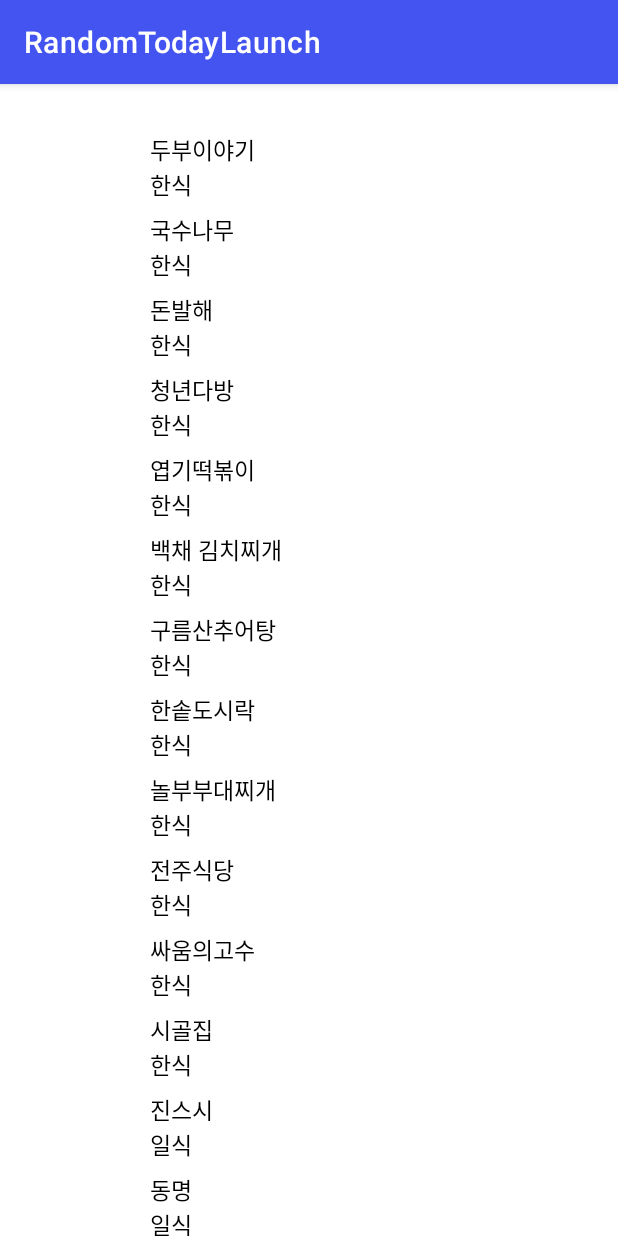
After one commit to hoyahozz/RandomTodayLaunch, an Android app: the ListActivity screen opened directly, with no data from a screen before it, on a phone screen of 412 x 824 dp. The commit adds this screen. Run offline under Robolectric (Android 15) with nearby library versions, the phone set to English and light mode, and no system bars; our stand-ins replace Room's generated code.

Commit message:
feat : Food List
* Food List : 음식 목록 리스트 추가

```diff
--- a/app/src/main/AndroidManifest.xml
+++ b/app/src/main/AndroidManifest.xml
@@ -9,6 +9,9 @@
         android:roundIcon="@mipmap/ic_launcher_round"
         android:supportsRtl="true"
         android:theme="@style/Theme.RandomTodayLaunch">
+        <activity
+            android:name=".ListActivity"
+            android:exported="false" />
         <activity
             android:name=".ResultActivity"
             android:exported="false" />
--- /dev/null
+++ b/app/src/main/java/com/example/randomtodaylaunch/ListActivity.kt
@@ -0,0 +1,37 @@
+package com.example.randomtodaylaunch
+
+import androidx.appcompat.app.AppCompatActivity
+import android.os.Bundle
+import androidx.activity.viewModels
+import androidx.recyclerview.widget.LinearLayoutManager
+import com.example.randomtodaylaunch.adapter.ListAdapter
+import com.example.randomtodaylaunch.adapter.RecyclerViewDecoration
+import com.example.randomtodaylaunch.databinding.ActivityListBinding
+import com.example.randomtodaylaunch.model.FoodEntity
+import com.example.randomtodaylaunch.viewModel.ListViewModel
+import kotlinx.coroutines.GlobalScope
+import kotlinx.coroutines.launch
+
+class ListActivity : AppCompatActivity() {
+
+    private lateinit var binding : ActivityListBinding
+    private val viewModel : ListViewModel by viewModels()
+    private lateinit var adapter : ListAdapter
+
+    override fun onCreate(savedInstanceState: Bundle?) {
+        super.onCreate(savedInstanceState)
+
+        binding = ActivityListBinding.inflate(layoutInflater)
+        setContentView(binding.root)
+
+        viewModel.allFood.observe(this) {
+            adapter = ListAdapter(it)
+            binding.listRcv.adapter = adapter
+            binding.listRcv.layoutManager = LinearLayoutManager(this)
+            binding.listRcv.addItemDecoration(RecyclerViewDecoration(5))
+        }
+
+
+
+    }
+}
--- a/app/src/main/java/com/example/randomtodaylaunch/MainActivity.kt
+++ b/app/src/main/java/com/example/randomtodaylaunch/MainActivity.kt
@@ -13,11 +13,13 @@
 import android.view.MenuItem
 import android.view.View
 import android.widget.RadioButton
+import androidx.activity.viewModels
 import androidx.sqlite.db.SimpleSQLiteQuery
 import com.example.randomtodaylaunch.data.DatabaseCopier
 import com.example.randomtodaylaunch.data.FoodDataBase
 import com.example.randomtodaylaunch.databinding.ActivityMainBinding
 import com.example.randomtodaylaunch.model.FoodEntity
+import com.example.randomtodaylaunch.viewModel.ListViewModel
 import kotlinx.coroutines.*
 import java.util.*
 import kotlin.system.exitProcess
@@ -30,6 +32,7 @@
     private lateinit var getFoodList: List<FoodEntity>
     private lateinit var job: Job
     private val TAG = "MainActivity"
+    private val viewModel : ListViewModel by viewModels()
 
     override fun onCreate(savedInstanceState: Bundle?) {
         super.onCreate(savedInstanceState)
@@ -53,45 +56,42 @@
             when(checkedId) {
                 R.id.chip_korea -> {
                     foodType = "한식"
+                    viewModel.getTypeFood(foodType)
                 }
+
                 R.id.chip_china -> {
                     foodType = "중식"
+                    viewModel.getTypeFood(foodType)
                 }
 
                 R.id.chip_japan -> {
                     foodType = "일식"
+                    viewModel.getTypeFood(foodType)
                 }
 
                 R.id.chip_europe -> {
                     foodType = "양식"
+                    viewModel.getTypeFood(foodType)
                 }
 
                 R.id.chip_drink -> {
                     foodType = "술집"
+                    viewModel.getTypeFood(foodType)
                 }
 
                 R.id.chip_snack -> {
                     foodType = "분식"
+                    viewModel.getTypeFood(foodType)
                 }
+
+
             }
 
         }
 
+        binding.pickBtn.setOnClickListener {
 
-
-//        GlobalScope.launch {
-//            insertDefaultFoodList()
-//        }
-
-        binding.pick.setOnClickListener {
-            GlobalScope.launch {
-                Log.d(TAG, "onCreate: $foodType")
-//                val query = SimpleSQLiteQuery("SELECT * FROM food where type = $foodType")
-                getFoodList = db.listDAO().getAllFood(foodType)
-
-                for (element in getFoodList) {
-                    Log.d("MainActivity", "onCreate: ${element.name}")
-                }
+            getFoodList = viewModel.typeFood.value!!
 
             val random = Random()
             val randomInt = random.nextInt(getFoodList.size - 1)
@@ -102,6 +102,10 @@
             intent.putExtra("result", result)
             startActivity(intent)
         }
+
+        binding.listBtn.setOnClickListener {
+            val intent = Intent(applicationContext, ListActivity::class.java)
+            startActivity(intent)
         }
     }
 
--- /dev/null
+++ b/app/src/main/java/com/example/randomtodaylaunch/adapter/ListAdapter.kt
@@ -0,0 +1,31 @@
+package com.example.randomtodaylaunch.adapter
+
+import android.view.LayoutInflater
+import android.view.View
+import android.view.ViewGroup
+import androidx.recyclerview.widget.RecyclerView
+import com.example.randomtodaylaunch.databinding.ItemListBinding
+import com.example.randomtodaylaunch.model.FoodEntity
+
+class ListAdapter(private val food : List<FoodEntity>) : RecyclerView.Adapter<ListAdapter.ListViewHolder>(){
+
+
+    override fun onCreateViewHolder(parent: ViewGroup, viewType: Int): ListViewHolder {
+        val binding = ItemListBinding.inflate(LayoutInflater.from(parent.context), parent, false)
+        return ListViewHolder(binding)
+    }
+
+    override fun onBindViewHolder(holder: ListViewHolder, position: Int) {
+        val item = food[position]
+        holder.name.text = item.name
+        holder.type.text = item.type
+    }
+
+    override fun getItemCount(): Int = food.size
+
+    inner class ListViewHolder(binding : ItemListBinding) : RecyclerView.ViewHolder(binding.root) {
+        val image = binding.itemImage
+        val name = binding.itemName
+        val type = binding.itemType
+    }
+}
--- /dev/null
+++ b/app/src/main/java/com/example/randomtodaylaunch/adapter/RecyclerViewDecoration.kt
@@ -0,0 +1,18 @@
+package com.example.randomtodaylaunch.adapter
+
+import android.graphics.Rect
+import android.view.View
+import androidx.recyclerview.widget.RecyclerView
+
+
+// 리사이클러뷰 간격 조정
+class RecyclerViewDecoration(private val height: Int) : RecyclerView.ItemDecoration() {
+    override fun getItemOffsets(
+        outRect: Rect,
+        view: View,
+        parent: RecyclerView,
+        state: RecyclerView.State
+    ) {
+        outRect.bottom = height
+    }
+}
--- a/app/src/main/java/com/example/randomtodaylaunch/data/DatabaseCopier.kt
+++ b/app/src/main/java/com/example/randomtodaylaunch/data/DatabaseCopier.kt
@@ -13,7 +13,7 @@
 
     private const val TAG = "DatabaseCopier"
     private const val DB_NAME = "defaultFoodList.db"
-    private var INSTANCE : FoodDataBase? = null
+    var INSTANCE : FoodDataBase? = null
 
     fun getInstance(context: Context): FoodDataBase? {
         if (INSTANCE == null) {
--- a/app/src/main/java/com/example/randomtodaylaunch/data/FoodDataBase.kt
+++ b/app/src/main/java/com/example/randomtodaylaunch/data/FoodDataBase.kt
@@ -10,12 +10,6 @@
 import com.example.randomtodaylaunch.model.FoodEntity
 import kotlinx.coroutines.runBlocking
 import java.util.concurrent.Executors
-
-/**
- * @Author : Jeong Ho Kim
- * @Created : 2021-10-24
- * @Description : Database(Schema) 를 정의하는 클래스
- */
 
 @Database(entities = arrayOf(FoodEntity::class), version = 2)
 abstract class FoodDataBase : RoomDatabase() {
--- a/app/src/main/java/com/example/randomtodaylaunch/data/ListDAO.kt
+++ b/app/src/main/java/com/example/randomtodaylaunch/data/ListDAO.kt
@@ -1,24 +1,22 @@
 package com.example.randomtodaylaunch.data
 
+import androidx.lifecycle.LiveData
 import androidx.room.*
 import androidx.sqlite.db.SupportSQLiteQuery
 import com.example.randomtodaylaunch.model.FoodEntity
-
-/**
- * @Author : Jeong Ho Kim
- * @Created : 2021-10-24
- * @Description : Data Access Object 를 정의하는 인터페이스
- */
-
+import kotlinx.coroutines.flow.Flow
 
 @Dao
 interface ListDAO {
 
+    @Query("SELECT * FROM food")
+    fun getAllFood() : LiveData<List<FoodEntity>>
+
+    @Query("SELECT * FROM food where type = :type")
+    suspend fun getTypeFood(type : String) : List<FoodEntity>
+
     @Insert(onConflict = OnConflictStrategy.REPLACE)
     suspend fun insertFood(foodEntity: FoodEntity)
-
-    @Query("SELECT * FROM food where type = :type")
-    fun getAllFood(type : String) : List<FoodEntity>
 
 //    @RawQuery
 //    suspend fun getAllFood(query : SupportSQLiteQuery) : List<FoodEntity>
--- /dev/null
+++ b/app/src/main/java/com/example/randomtodaylaunch/viewModel/ListViewModel.kt
@@ -0,0 +1,30 @@
+package com.example.randomtodaylaunch.viewModel
+
+import androidx.lifecycle.LiveData
+import androidx.lifecycle.MutableLiveData
+import androidx.lifecycle.ViewModel
+import androidx.lifecycle.viewModelScope
+import com.example.randomtodaylaunch.data.DatabaseCopier
+import com.example.randomtodaylaunch.data.FoodDataBase
+import com.example.randomtodaylaunch.data.ListDAO
+import com.example.randomtodaylaunch.model.FoodEntity
+import kotlinx.coroutines.launch
+
+class ListViewModel : ViewModel() {
+
+    private val listDAO : ListDAO = DatabaseCopier.INSTANCE!!.listDAO()
+
+    val allFood : LiveData<List<FoodEntity>> by lazy {
+        listDAO.getAllFood()
+    }
+
+    private val _typeFood = MutableLiveData<List<FoodEntity>>()
+    val typeFood : LiveData<List<FoodEntity>> get() = _typeFood
+
+    fun getTypeFood(type : String) {
+        viewModelScope.launch {
+            val tmp : List<FoodEntity> = listDAO.getTypeFood(type)
+            _typeFood.postValue(tmp)
+        }
+    }
+}
--- /dev/null
+++ b/app/src/main/res/layout/activity_list.xml
@@ -0,0 +1,21 @@
+<?xml version="1.0" encoding="utf-8"?>
+<androidx.constraintlayout.widget.ConstraintLayout xmlns:android="http://schemas.android.com/apk/res/android"
+    xmlns:app="http://schemas.android.com/apk/res-auto"
+    xmlns:tools="http://schemas.android.com/tools"
+    android:layout_width="match_parent"
+    android:layout_height="match_parent"
+    tools:context=".ListActivity">
+
+    <androidx.recyclerview.widget.RecyclerView
+        android:id="@+id/list_rcv"
+        android:layout_width="372dp"
+        android:layout_height="match_parent"
+        android:layout_marginStart="20dp"
+        android:layout_marginTop="32dp"
+        android:layout_marginEnd="20dp"
+        app:layout_constraintEnd_toEndOf="parent"
+        app:layout_constraintHorizontal_bias="0.0"
+        app:layout_constraintStart_toStartOf="parent"
+        app:layout_constraintTop_toTopOf="parent" />
+
+</androidx.constraintlayout.widget.ConstraintLayout>
--- a/app/src/main/res/layout/activity_main.xml
+++ b/app/src/main/res/layout/activity_main.xml
@@ -100,7 +100,7 @@
     </com.google.android.material.chip.ChipGroup>
 
     <Button
-        android:id="@+id/pick"
+        android:id="@+id/pickBtn"
         android:layout_width="wrap_content"
         android:layout_height="wrap_content"
         android:layout_gravity="center"
@@ -113,17 +113,14 @@
         app:layout_constraintTop_toBottomOf="@+id/chip_group" />
 
     <Button
-        android:id="@+id/button"
+        android:id="@+id/listBtn"
         android:layout_width="wrap_content"
         android:layout_height="wrap_content"
-        android:layout_marginStart="40dp"
-        android:layout_marginTop="32dp"
-        android:layout_marginEnd="225dp"
+        android:layout_marginTop="75dp"
         android:text="어떤게 있을까?"
         app:layout_constraintEnd_toEndOf="parent"
-        app:layout_constraintHorizontal_bias="0.0"
+        app:layout_constraintHorizontal_bias="0.498"
         app:layout_constraintStart_toStartOf="parent"
-        app:layout_constraintTop_toBottomOf="@+id/pick" />
-
+        app:layout_constraintTop_toTopOf="@+id/pickBtn" />
 
 </androidx.constraintlayout.widget.ConstraintLayout>
--- /dev/null
+++ b/app/src/main/res/layout/item_list.xml
@@ -0,0 +1,40 @@
+<?xml version="1.0" encoding="utf-8"?>
+<LinearLayout xmlns:android="http://schemas.android.com/apk/res/android"
+    xmlns:app="http://schemas.android.com/apk/res-auto"
+    xmlns:tools="http://schemas.android.com/tools"
+    android:layout_width="match_parent"
+    android:layout_height="wrap_content"
+    android:orientation="horizontal"
+    tools:context=".ListActivity">
+
+    <ImageView
+        android:id="@+id/item_image"
+        android:layout_width="50dp"
+        android:layout_height="50dp" />
+
+    <LinearLayout
+        android:layout_width="wrap_content"
+        android:layout_height="wrap_content"
+        android:orientation="vertical"
+        android:layout_marginStart="30dp">
+
+        <TextView
+            android:id="@+id/item_name"
+            android:layout_width="wrap_content"
+            android:layout_height="wrap_content"
+            android:text="name"
+            android:textSize="15sp"
+            android:textColor="@color/black"/>
+
+        <TextView
+            android:id="@+id/item_type"
+            android:layout_width="wrap_content"
+            android:layout_height="wrap_content"
+            android:text="type"
+            android:textSize="15sp"
+            android:textColor="@color/black"/>
+
+    </LinearLayout>
+
+
+</LinearLayout>
```
Lines whose indentation alone changed are shown as unchanged.
